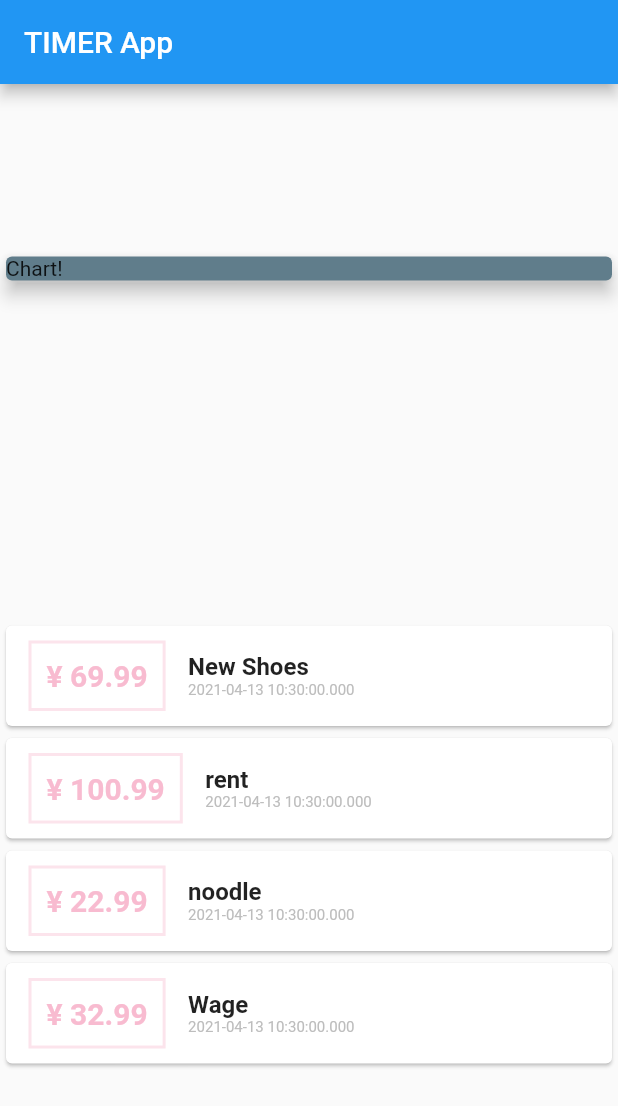
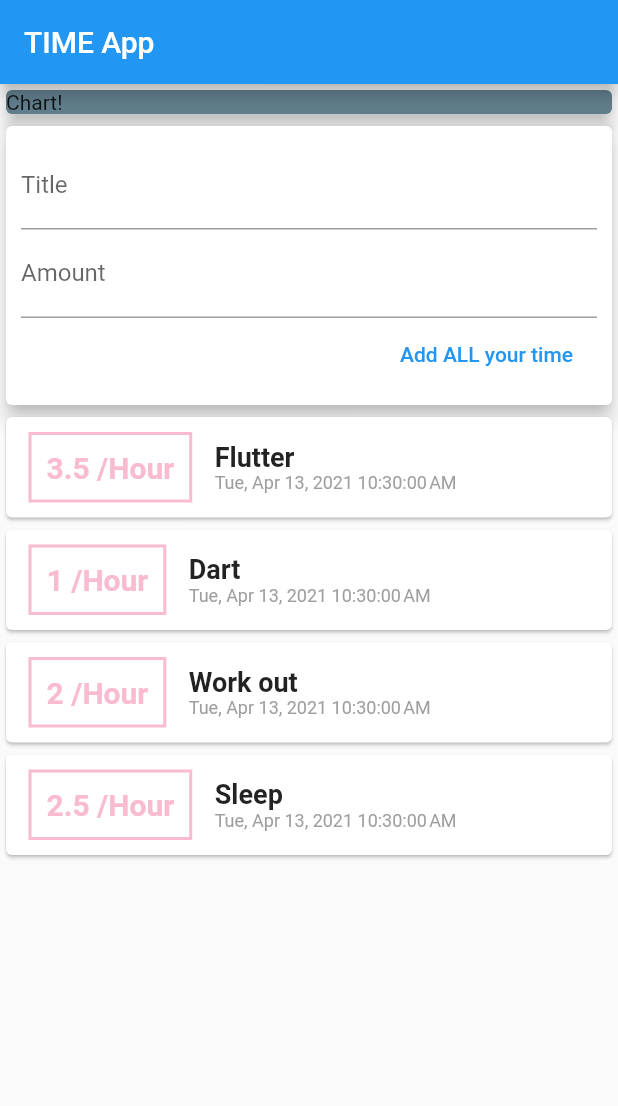
Before and after one commit to mayukohayashi/benkyoutimer_flutter, a Flutter app: the screen it shows after launch, on a phone screen of 412 x 824 dp. Shown: the top 1106 px of the screen. Run offline on Flutter 3.47's test engine with Material 2 defaults, Android fonts, the phone set to English and light mode, and no system bars.

Commit message:
add: main cards, text fields

```diff
--- a/lib/main.dart
+++ b/lib/main.dart
@@ -1,4 +1,6 @@
 import 'package:flutter/material.dart';
+import "package:intl/intl.dart";
+
 import './transaction.dart';
 
 void main() => runApp(MyApp());
@@ -17,26 +19,26 @@ class MyHomePage extends StatelessWidget {
   final List<Transaction> transactions = [
     Transaction(
       id: 't1',
-      title: "New Shoes",
-      amount: 69.99,
+      title: "Flutter",
+      amount: 3.5,
       date: DateTime.now(),
     ),
     Transaction(
       id: 't2',
-      title: "rent",
-      amount: 100.99,
+      title: "Dart",
+      amount: 1,
       date: DateTime.now(),
     ),
     Transaction(
       id: 't1',
-      title: "noodle",
-      amount: 22.99,
+      title: "Work out",
+      amount: 2,
       date: DateTime.now(),
     ),
     Transaction(
       id: 't1',
-      title: "Wage",
-      amount: 32.99,
+      title: "Sleep",
+      amount: 2.5,
       date: DateTime.now(),
     )
   ];
@@ -44,10 +46,10 @@ class MyHomePage extends StatelessWidget {
   Widget build(BuildContext context) {
     return Scaffold(
       appBar: AppBar(
-        title: Text("TIMER App"),
+        title: Text("TIME App"),
       ),
       body: Column(
-        mainAxisAlignment: MainAxisAlignment.spaceAround,
+        // mainAxisAlignment: MainAxisAlignment.start,
         crossAxisAlignment: CrossAxisAlignment.stretch,
         children: <Widget>[
           Container(
@@ -56,6 +58,24 @@ class MyHomePage extends StatelessWidget {
               child: Text('Chart!'),
               color: Colors.blueGrey,
               elevation: 5,
+            ),
+          ),
+          Card(
+            elevation: 5,
+            child: Container(
+              padding: EdgeInsets.all(10),
+              child: Column(
+                crossAxisAlignment: CrossAxisAlignment.end,
+                children: <Widget>[
+                  TextField(decoration: InputDecoration(labelText: "Title")),
+                  TextField(decoration: InputDecoration(labelText: "Amount")),
+                  FlatButton(
+                    child: Text("Add ALL your time"),
+                    textColor: Colors.blue,
+                    onPressed: () {},
+                  )
+                ],
+              ),
             ),
           ),
           Column(
@@ -68,12 +88,12 @@ class MyHomePage extends StatelessWidget {
                           EdgeInsets.symmetric(vertical: 10, horizontal: 15),
                       decoration: BoxDecoration(
                           border: Border.all(
-                        color: Colors.pink.shade50,
+                        color: Colors.pink.shade100,
                         width: 2,
                       )),
                       padding: EdgeInsets.all(10),
                       child: Text(
-                        "¥ ${tx.amount}",
+                        "${tx.amount} /Hour",
                         style: TextStyle(
                             fontWeight: FontWeight.bold,
                             fontSize: 20,
@@ -86,12 +106,11 @@ class MyHomePage extends StatelessWidget {
                         Text(
                           tx.title,
                           style: TextStyle(
-                              fontSize: 16, fontWeight: FontWeight.bold),
+                              fontSize: 18, fontWeight: FontWeight.bold),
                         ),
                         Text(
-                          tx.date.toString(),
-                          style: TextStyle(
-                              fontSize: 10, color: Colors.grey.shade400),
+                          DateFormat.yMMMEd().add_jms().format(tx.date),
+                          style: TextStyle(fontSize: 12, color: Colors.grey),
                         ),
                       ],
                     )
--- a/pubspec.yaml
+++ b/pubspec.yaml
@@ -19,6 +19,8 @@ environment:
 dependencies:
   flutter:
     sdk: flutter
+
+  intl: ^0.17.0
 
   # The following adds the Cupertino Icons font to your application.
   # Use with the CupertinoIcons class for iOS style icons.
```
Also changed, not shown: pubspec.lock.
